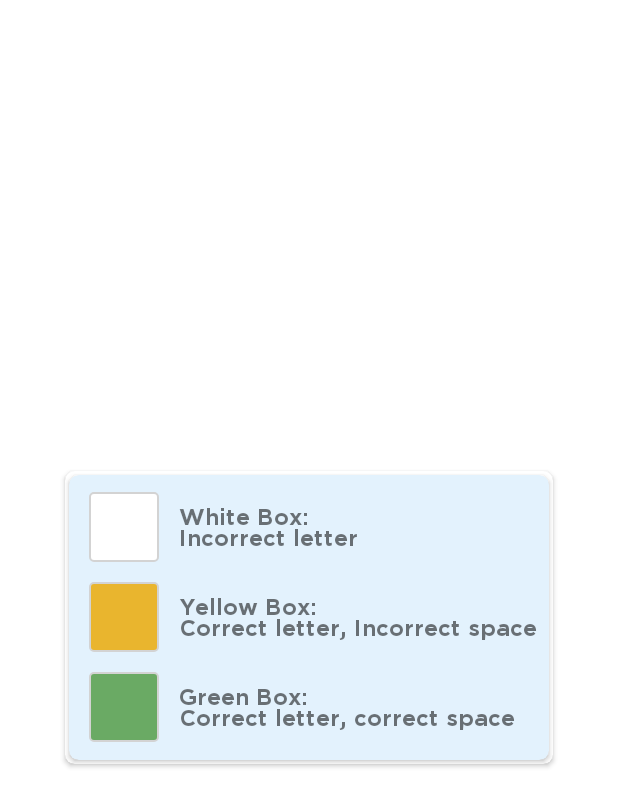
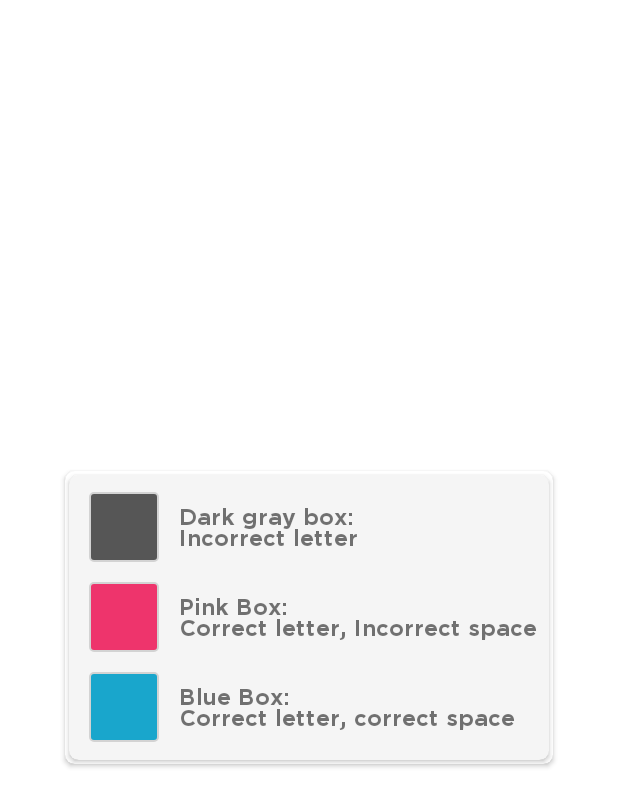
Before and after one commit to kiranfreelancer87/AWARDL_ANDROID, an Android app: the layout hint_dialog.xml on its own in the app's theme, with its tools: preview values and no code run, on a phone screen of 412 x 824 dp. Shown: the top 807 px of the screen. Run offline under Robolectric (Android 15) with nearby library versions, the phone set to English and light mode, and no system bars.

Commit message:
AWARDL V2 (Color Changes: Green to Pink, Yellow to Blue(Cyan), White to Dark Gray)

```diff
--- a/app/src/main/res/drawable/dialog_gradient.xml
+++ b/app/src/main/res/drawable/dialog_gradient.xml
@@ -4,6 +4,6 @@
     <corners android:radius="@dimen/_5sdp" />
     <gradient
         android:centerColor="@android:color/holo_purple"
-        android:endColor="@color/darkend_Yellow"
+        android:endColor="@color/pink"
         android:startColor="@android:color/holo_blue_bright" />
 </shape>
--- a/app/src/main/res/drawable/dialog_gradient_rect.xml
+++ b/app/src/main/res/drawable/dialog_gradient_rect.xml
@@ -4,6 +4,6 @@
     android:shape="rectangle">
     <gradient
         android:centerColor="@android:color/holo_purple"
-        android:endColor="@color/darkend_Yellow"
+        android:endColor="@color/pink"
         android:startColor="@android:color/holo_blue_bright" />
 </shape>
--- a/app/src/main/res/drawable/rounded_corner_white_bg.xml
+++ b/app/src/main/res/drawable/rounded_corner_white_bg.xml
@@ -3,5 +3,5 @@
     xmlns:android="http://schemas.android.com/apk/res/android">
     <corners android:radius="@dimen/_2sdp"/>
     <stroke android:width="@dimen/_1sdp" android:color="#d3d3d3"/>
-    <solid android:color="@color/white"/>
+    <solid android:color="@color/gray"/>
 </shape>
--- a/app/src/main/res/drawable/rounded_corner_yellow_bg.xml
+++ b/app/src/main/res/drawable/rounded_corner_yellow_bg.xml
@@ -3,5 +3,5 @@
     xmlns:android="http://schemas.android.com/apk/res/android">
     <corners android:radius="@dimen/_2sdp"/>
     <stroke android:width="@dimen/_1sdp" android:color="#d3d3d3"/>
-    <solid android:color="@color/darkend_Yellow"/>
+    <solid android:color="@color/pink"/>
 </shape>
--- a/app/src/main/res/layout/game_over_dialog.xml
+++ b/app/src/main/res/layout/game_over_dialog.xml
@@ -17,7 +17,7 @@
             android:layout_width="match_parent"
             android:layout_height="match_parent"
             android:layout_gravity="center|start"
-            app:cardBackgroundColor="#E3F2FD">
+            app:cardBackgroundColor="@color/dialog_card_background_color">
             <LinearLayout
                 android:layout_gravity="center|start"
                 android:gravity="center|start"
--- a/app/src/main/res/layout/game_win_dialog.xml
+++ b/app/src/main/res/layout/game_win_dialog.xml
@@ -18,7 +18,7 @@
             android:layout_height="match_parent"
             android:layout_gravity="center|start"
             android:layout_margin="@dimen/_2sdp"
-            app:cardBackgroundColor="#E3F2FD"
+            app:cardBackgroundColor="@color/dialog_card_background_color"
             app:cardCornerRadius="@dimen/_5sdp">
 
             <LinearLayout
--- a/app/src/main/res/layout/hint_dialog.xml
+++ b/app/src/main/res/layout/hint_dialog.xml
@@ -19,7 +19,7 @@
             android:layout_width="match_parent"
             android:layout_height="match_parent"
             android:layout_gravity="center|start"
-            app:cardBackgroundColor="#E3F2FD">
+            app:cardBackgroundColor="@color/dialog_card_background_color">
             <LinearLayout
                 android:layout_gravity="center|start"
                 android:gravity="center|start"
@@ -44,7 +44,7 @@
                         android:orientation="vertical">
                         <TextView
                             android:layout_marginStart="@dimen/_10sdp"
-                            android:text="White Box:\nIncorrect letter"
+                            android:text="Dark gray box:\nIncorrect letter"
                             android:fontFamily="@font/gothambold"
                             android:textSize="@dimen/_12ssp"
                             android:layout_width="wrap_content"
@@ -72,7 +72,7 @@
                         android:orientation="vertical">
                         <TextView
                             android:layout_marginStart="@dimen/_10sdp"
-                            android:text="Yellow Box:\nCorrect letter, Incorrect space"
+                            android:text="Pink Box:\nCorrect letter, Incorrect space"
                             android:fontFamily="@font/gothambold"
                             android:textSize="@dimen/_12ssp"
                             android:layout_width="wrap_content"
@@ -100,7 +100,7 @@
                         android:orientation="vertical">
                         <TextView
                             android:layout_marginStart="@dimen/_10sdp"
-                            android:text="Green Box:\nCorrect letter, correct space"
+                            android:text="Blue Box:\nCorrect letter, correct space"
                             android:fontFamily="@font/gothambold"
                             android:textSize="@dimen/_12ssp"
                             android:layout_width="wrap_content"
--- a/app/src/main/res/layout/keyboard_back_button.xml
+++ b/app/src/main/res/layout/keyboard_back_button.xml
@@ -13,7 +13,7 @@
         android:layout_height="@dimen/_26sdp">
         <ImageView
             android:src="@drawable/backspace"
-            android:background="@color/black"
+            android:background="@color/pink"
             android:layout_gravity="center"
             android:layout_width="match_parent"
             android:layout_height="match_parent"/>
--- a/app/src/main/res/layout/keyboard_view.xml
+++ b/app/src/main/res/layout/keyboard_view.xml
@@ -6,19 +6,20 @@
     android:layout_gravity="center"
     android:gravity="center">
     <LinearLayout
+        android:id="@+id/llMain"
         android:layout_gravity="center"
         android:gravity="center"
         android:layout_margin="@dimen/_1sdp"
         android:layout_width="@dimen/_25sdp"
         android:layout_height="@dimen/_25sdp">
         <TextView
-            android:background="@color/keyboard_tile_color"
+            android:background="@color/light_gray"
             android:id="@+id/tvLetter"
             android:textColor="@color/white"
             android:layout_gravity="center"
             android:gravity="center"
             android:textStyle="bold"
-            android:fontFamily="@font/gothambold"
+            android:fontFamily="@font/gothambook"
             android:layout_width="match_parent"
             android:layout_height="match_parent"/>
     </LinearLayout>
--- a/app/src/main/res/layout/letter_view.xml
+++ b/app/src/main/res/layout/letter_view.xml
@@ -18,7 +18,7 @@
             android:gravity="center"
             android:textStyle="bold"
             android:textSize="@dimen/_20ssp"
-            android:fontFamily="@font/gothambold"
+            android:fontFamily="@font/gothammedium"
             android:layout_width="match_parent"
             android:layout_height="match_parent"/>
     </LinearLayout>
--- a/app/src/main/res/values/colors.xml
+++ b/app/src/main/res/values/colors.xml
@@ -9,8 +9,9 @@
     <color name="black">#FF000000</color>
     <color name="white">#FFFFFFFF</color>
 
-    <color name="green">#6aaa64</color>
-    <color name="gray">#86888a</color>
-    <color name="light_gray">#d3d6da</color>
-    <color name="darkend_Yellow">#e9b52e</color>
+    <color name="green">#19A6CC</color>
+    <color name="gray">#565656</color>
+    <color name="light_gray">#9E9E9E</color>
+    <color name="pink">#EE346C</color>
+    <color name="dialog_card_background_color">#F5F5F5</color>
 </resources>
```
Also changed, not shown: app/src/main/java/com/piddlepops/awardl/MainActivity.java (+34 -12 lines), app/src/main/res/font/gothambook.ttf (added), app/src/main/res/font/gothammedium.ttf (added).
